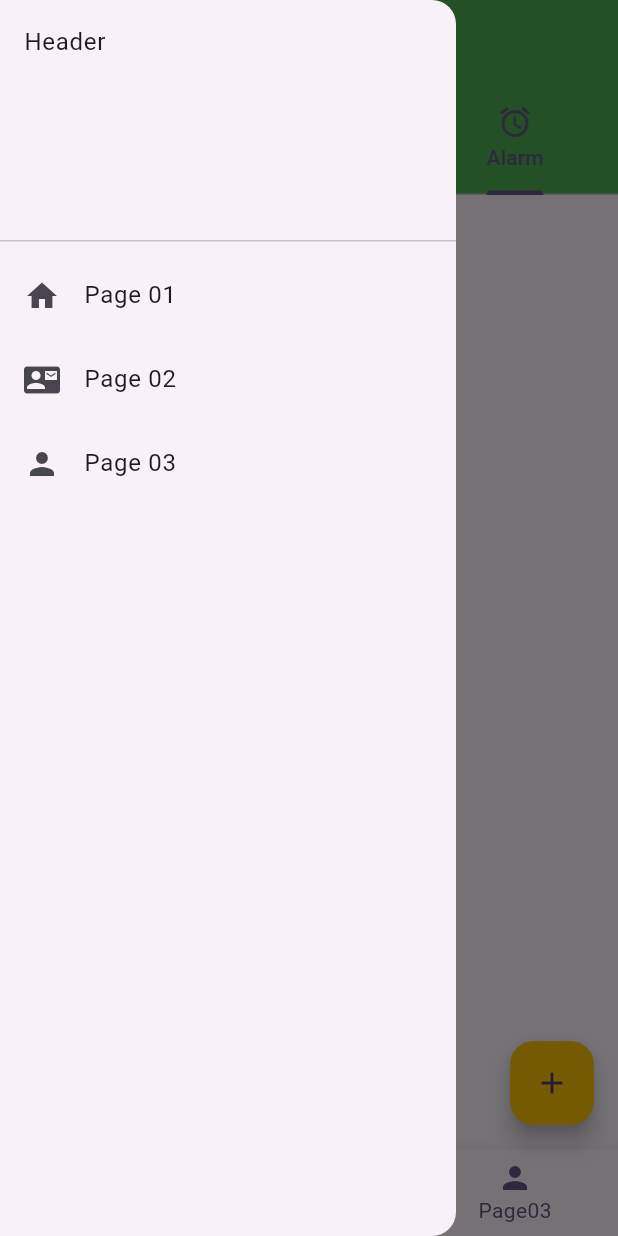
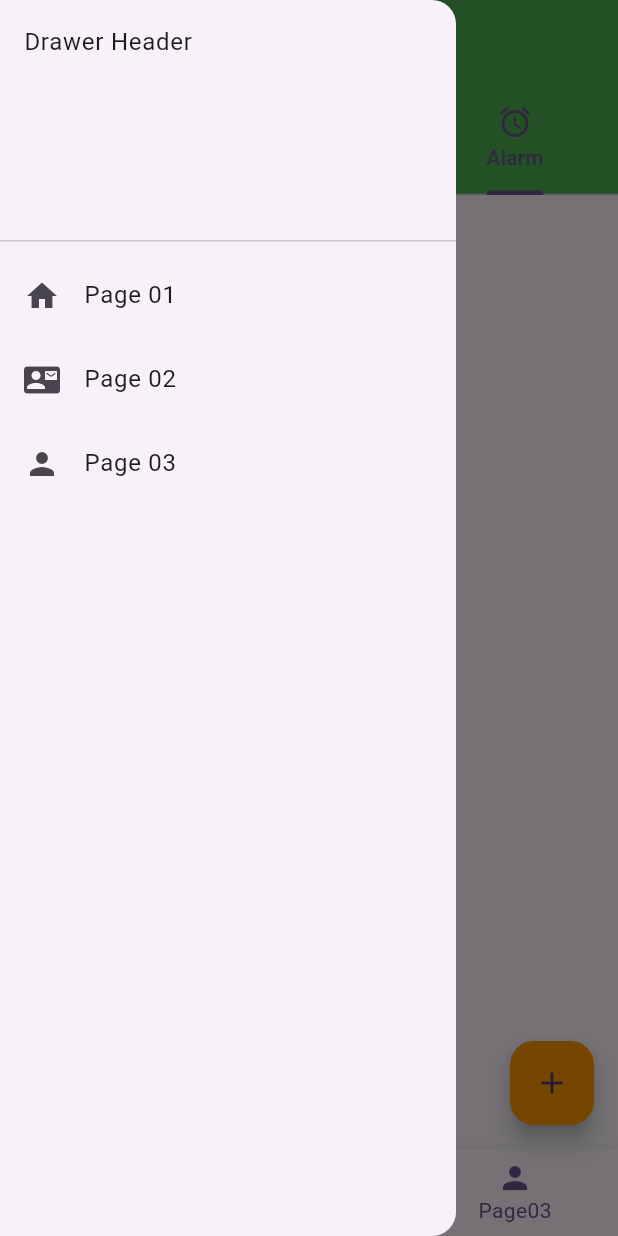
Before and after one commit to mohammadrezaulalam/module05, a Flutter app: the ProfileScreen screen opened directly, with the side drawer open, on a phone screen of 412 x 824 dp. Run offline on Flutter 3.47's test engine with Material 2 defaults, Android fonts, the phone set to English and light mode, and no system bars.

Commit message:
Updated FloatingActionButton color and drawer header text

```diff
--- a/lib/screens/page_01.dart
+++ b/lib/screens/page_01.dart
@@ -41,7 +41,7 @@ class _HomeScreenState extends State<HomeScreen> with SingleTickerProviderStateM
         drawer: Drawer(
           child: ListView(
             children: [
-              const DrawerHeader(child: Text("Header")),
+              const DrawerHeader(child: Text("Drawer Header")),
               ListTile(
                 leading: Icon(Icons.home),
                 title: Text("Page 01"),
@@ -80,7 +80,7 @@ class _HomeScreenState extends State<HomeScreen> with SingleTickerProviderStateM
         ]),
         floatingActionButton: FloatingActionButton(
           child: Icon(Icons.add),
-          backgroundColor: Colors.purpleAccent,
+          backgroundColor: Colors.green,
           onPressed: () {  },
         ),
         bottomNavigationBar: BottomNavigationBar(
--- a/lib/screens/page_02.dart
+++ b/lib/screens/page_02.dart
@@ -33,7 +33,7 @@ class ContactScreen extends StatelessWidget{
         drawer: Drawer(
           child: ListView(
             children: [
-              const DrawerHeader(child: Text("Header")),
+              const DrawerHeader(child: Text("Drawer Header")),
               ListTile(
                 leading: Icon(Icons.home),
                 title: Text("Page 01"),
@@ -72,7 +72,7 @@ class ContactScreen extends StatelessWidget{
         ]),
         floatingActionButton: FloatingActionButton(
           child: Icon(Icons.add),
-          backgroundColor: Colors.green,
+          backgroundColor: Colors.blue,
           onPressed: () {  },
         ),
         bottomNavigationBar: BottomNavigationBar(
--- a/lib/screens/page_03.dart
+++ b/lib/screens/page_03.dart
@@ -33,7 +33,7 @@ class ProfileScreen extends StatelessWidget{
         drawer: Drawer(
           child: ListView(
             children: [
-              const DrawerHeader(child: Text("Header")),
+              const DrawerHeader(child: Text("Drawer Header")),
               ListTile(
                 leading: Icon(Icons.home),
                 title: Text("Page 01"),
@@ -72,7 +72,7 @@ class ProfileScreen extends StatelessWidget{
         ]),
         floatingActionButton: FloatingActionButton(
           child: Icon(Icons.add),
-          backgroundColor: Colors.amber,
+          backgroundColor: Colors.orange,
           onPressed: () {  },
         ),
         bottomNavigationBar: BottomNavigationBar(
```
